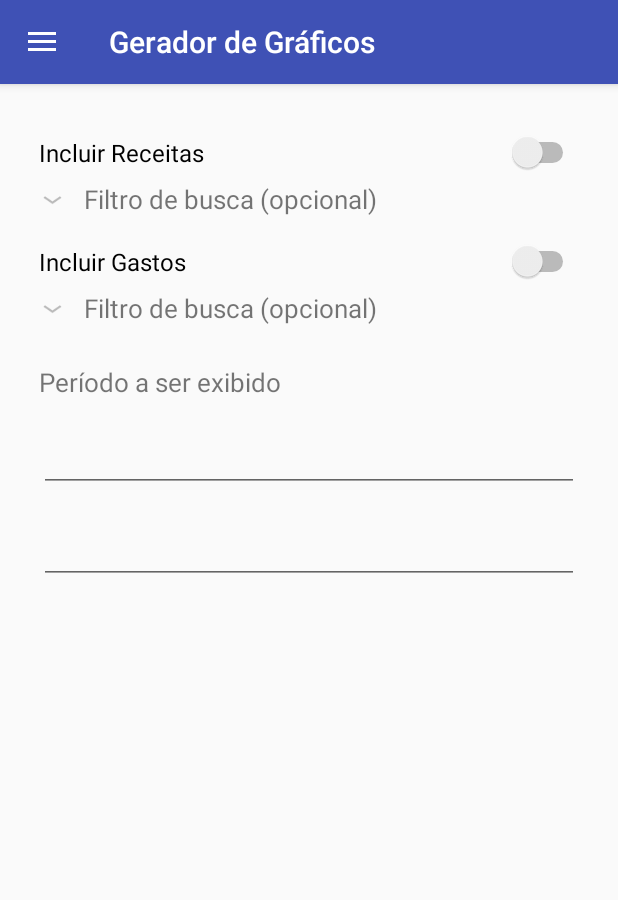
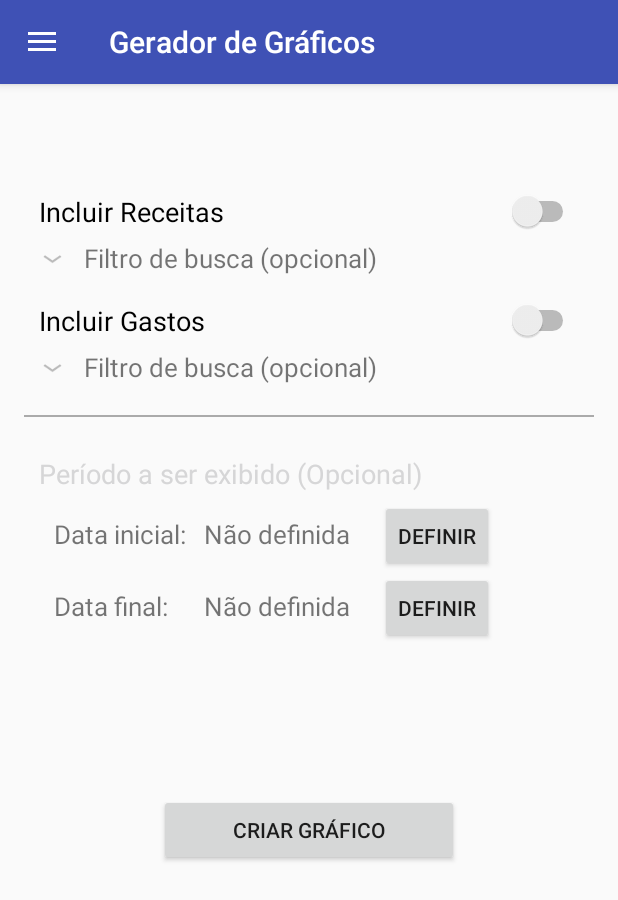
Before and after one commit to cassuci/equipe_rocket, an Android app: the screen it shows after launch (GraficoController), on a phone screen of 412 x 824 dp. Shown: the top 900 px of the screen. Run offline under Robolectric (Android 15) with nearby library versions, the phone set to English and light mode, and no system bars.

Commit message:
Grafico UI alterada

```diff
--- a/app/src/main/res/layout/content_grafico_controller.xml
+++ b/app/src/main/res/layout/content_grafico_controller.xml
@@ -3,20 +3,21 @@
     xmlns:app="http://schemas.android.com/apk/res-auto"
     xmlns:tools="http://schemas.android.com/tools"
     android:layout_width="match_parent"
-    android:layout_height="match_parent"
-    android:paddingBottom="@dimen/activity_vertical_margin"
+    android:layout_height="wrap_content"
+    android:paddingBottom="20dp"
     android:paddingLeft="@dimen/activity_horizontal_margin"
     android:paddingRight="@dimen/activity_horizontal_margin"
-    android:paddingTop="@dimen/activity_vertical_margin"
+    android:paddingTop="55dp"
     app:layout_behavior="@string/appbar_scrolling_view_behavior"
     tools:context="com.draft.rckt.equiperocket.Grafico.GraficoController"
     tools:showIn="@layout/app_bar_grafico_controller"
-    android:orientation="vertical">
+    android:orientation="vertical"
+    >
 
     <Switch
         android:layout_width="match_parent"
         android:layout_height="wrap_content"
-        android:textSize="16sp"
+        android:textSize="18sp"
         android:layout_marginTop="16dp"
         android:layout_marginLeft="10dp"
         android:layout_marginRight="10dp"
@@ -38,7 +39,7 @@
     <Switch
         android:layout_width="match_parent"
         android:layout_height="wrap_content"
-        android:textSize="16sp"
+        android:textSize="18sp"
         android:layout_marginTop="16dp"
         android:layout_marginLeft="10dp"
         android:layout_marginRight="10dp"
@@ -55,6 +56,13 @@
         android:dividerHeight="0.5dp">
     </ExpandableListView>
 
+
+    <View
+        android:layout_marginTop="20dp"
+        android:layout_width="match_parent"
+        android:layout_height="1dp"
+        android:background="@android:color/darker_gray"/>
+
     <TextView
         android:layout_width="wrap_content"
         android:layout_height="wrap_content"
@@ -62,28 +70,78 @@
         android:layout_marginLeft="10dp"
         android:layout_marginRight="10dp"
         android:text="@string/text_grafico_dateSelection"
-        android:textSize="17sp"
+        android:textSize="18sp"
+        android:textColor="@color/mdtp_dark_gray"
         android:id="@+id/textView_selectDate_grafico" />
 
-    <EditText
+    <LinearLayout
+        android:layout_marginTop="5dp"
+        android:layout_marginStart="20dp"
         android:layout_width="match_parent"
         android:layout_height="wrap_content"
-        android:inputType="date"
-        android:layout_marginTop="16dp"
-        android:layout_marginLeft="10dp"
-        android:layout_marginRight="10dp"
-        android:ems="10"
-        android:id="@+id/editText_grafico_startDate" />
+        android:orientation="horizontal">
 
-    <EditText
+        <TextView
+            android:layout_width="100dp"
+            android:layout_height="wrap_content"
+            android:textSize="17sp"
+            android:text="@string/textView_grafico_data_inicial_header"/>
+
+        <TextView
+            android:id="@+id/editText_grafico_startDate"
+            android:layout_width="wrap_content"
+            android:layout_height="wrap_content"
+            android:textSize="17sp"
+            android:text="@string/textView_grafico_definirData"/>
+
+        <Button
+            style="?android:attr/buttonStyleSmall"
+            android:layout_marginStart="20dp"
+            android:layout_width="wrap_content"
+            android:layout_height="wrap_content"
+            android:text="@string/buttonText_grafico_definirData"
+            android:id="@+id/button_grafico_startDate" />
+    </LinearLayout>
+    <LinearLayout
+        android:layout_marginStart="20dp"
         android:layout_width="match_parent"
         android:layout_height="wrap_content"
-        android:inputType="date"
-        android:layout_marginTop="16dp"
-        android:layout_marginLeft="10dp"
-        android:layout_marginRight="10dp"
-        android:ems="10"
-        android:id="@+id/editText_grafico_endDate" />
+        android:orientation="horizontal">
+
+        <TextView
+            android:layout_width="100dp"
+            android:layout_height="wrap_content"
+            android:textSize="17sp"
+            android:text="@string/textView_grafico_data_final_header"/>
+
+        <TextView
+            android:id="@+id/editText_grafico_endDate"
+            android:layout_width="wrap_content"
+            android:layout_height="wrap_content"
+            android:textSize="17sp"
+            android:text="@string/textView_grafico_definirData"/>
+
+        <Button
+            style="?android:attr/buttonStyleSmall"
+            android:layout_marginStart="20dp"
+            android:layout_width="wrap_content"
+            android:layout_height="wrap_content"
+            android:text="@string/buttonText_grafico_definirData"
+            android:id="@+id/button_grafico_endDate" />
+    </LinearLayout>
+
+    <LinearLayout
+        android:layout_marginTop="100dp"
+        android:layout_width="match_parent"
+        android:layout_height="wrap_content"
+        android:orientation="horizontal"
+        android:gravity="center" >
 
 
+        <Button
+            android:layout_width="200dp"
+            android:layout_height="wrap_content"
+            android:text="Criar Gráfico" />
+
+    </LinearLayout>
 </LinearLayout>
--- a/app/src/main/res/values/strings.xml
+++ b/app/src/main/res/values/strings.xml
@@ -23,6 +23,10 @@
     <string name="button_gerar_relatorio">Gerar Relatório</string>
     <string name="switch_grafico_receita">Incluir Receitas</string>
     <string name="switch_grafico_gasto">Incluir Gastos</string>
-    <string name="text_grafico_dateSelection">Período a ser exibido</string>
+    <string name="text_grafico_dateSelection">Período a ser exibido (Opcional)</string>
+    <string name="textView_grafico_data_inicial_header">Data inicial:</string>
+    <string name="textView_grafico_data_final_header">Data final:</string>
+    <string name="buttonText_grafico_definirData">Definir</string>
+    <string name="textView_grafico_definirData">Não definida</string>
 
 </resources>
```
